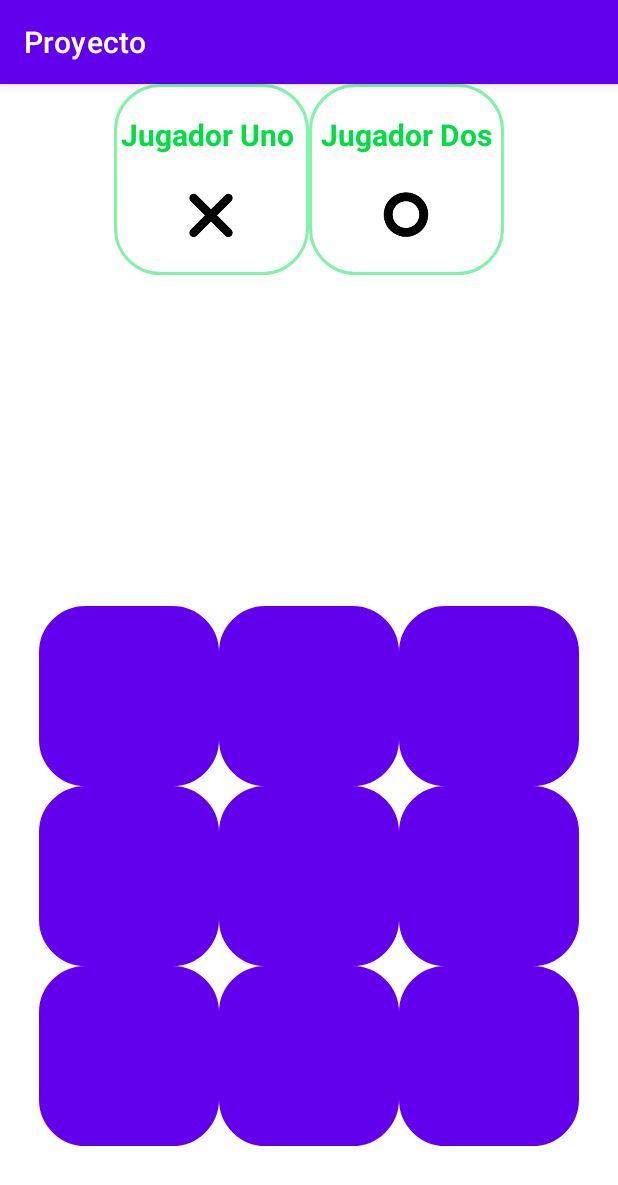
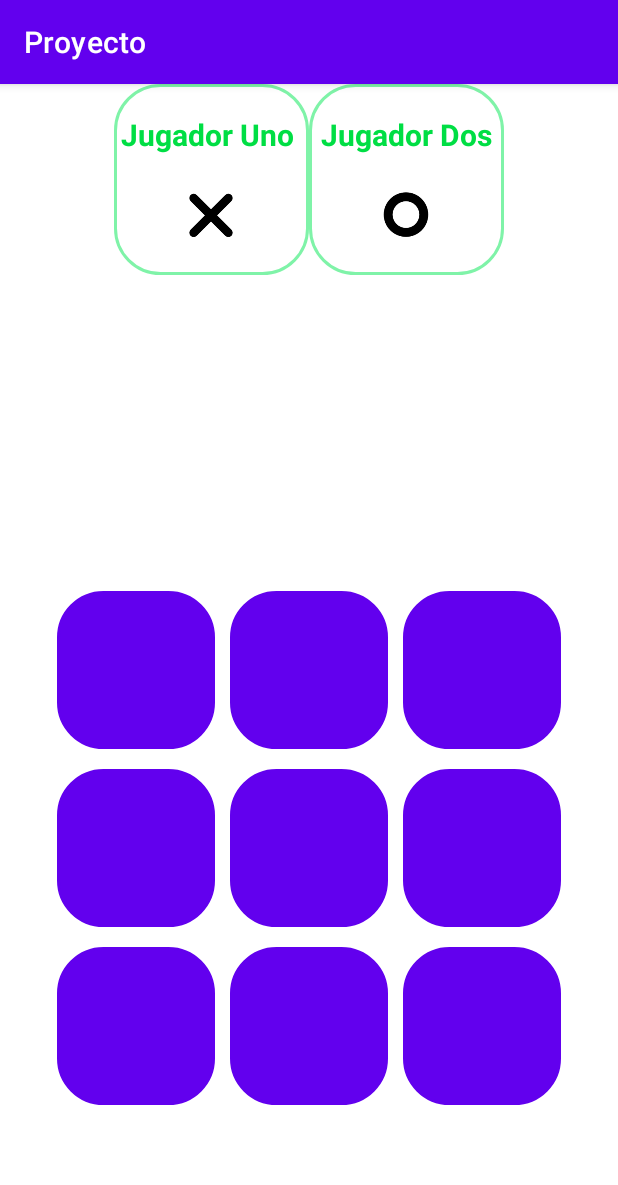
Before and after one commit to pris1998/Proyecto_Final_FCT, an Android app: the TresEnRayaActivity screen opened directly, with no data from a screen before it, on a phone screen of 412 x 824 dp. Shown: the top 1185 px of the screen. Run offline under Robolectric (Android 15) with nearby library versions, the phone set to English and light mode, and no system bars; libraries missing offline, so code that uses them is left out: org.checkerframework.common.

Commit message:
Juego Adivina el número (mensajes)

```diff
--- a/app/src/main/AndroidManifest.xml
+++ b/app/src/main/AndroidManifest.xml
@@ -14,6 +14,13 @@
         android:supportsRtl="true"
         android:theme="@style/Theme.Proyecto"
         tools:targetApi="31">
+        <activity
+            android:name=".activities.minigames.AdivinaNumberActivity"
+            android:exported="false">
+            <meta-data
+                android:name="android.app.lib_name"
+                android:value="" />
+        </activity>
         <activity
             android:name=".activities.doctores.DietaActivity"
             android:exported="false">
--- a/app/src/main/java/com/example/proyecto/activities/PacienteActivity.java
+++ b/app/src/main/java/com/example/proyecto/activities/PacienteActivity.java
@@ -9,6 +9,7 @@ import android.os.Bundle;
 import android.view.View;
 
 import com.example.proyecto.R;
+import com.example.proyecto.activities.minigames.AdivinaNumberActivity;
 import com.example.proyecto.activities.minigames.MemoryActivity;
 import com.example.proyecto.activities.minigames.TresEnRayaActivity;
 
@@ -71,7 +72,8 @@ public class PacienteActivity extends AppCompatActivity {
         adivina_numCard.setOnClickListener(new View.OnClickListener() {
             @Override
             public void onClick(View v) {
-
+                Intent intent = new Intent(PacienteActivity.this, AdivinaNumberActivity.class);
+                startActivity(intent);
             }
         });
 
--- a/app/src/main/res/layout/activity_tres_en_raya.xml
+++ b/app/src/main/res/layout/activity_tres_en_raya.xml
@@ -83,16 +83,16 @@
         android:layout_alignParentBottom="true"
         android:layout_marginStart="10dp"
         android:layout_marginEnd="10dp"
-        android:layout_marginBottom="50dp"
+        android:layout_marginBottom="80dp"
         android:orientation="vertical">
 
         <TableLayout
             android:layout_width="match_parent"
             android:layout_height="wrap_content"
-            android:padding="10dp"
+            android:padding="3dp"
             android:orientation="horizontal"
             android:weightSum="3"
-            android:layout_marginTop="50dp">
+            android:layout_marginTop="60dp">
 
             <!--Fila 1 -->
             <TableRow
@@ -102,24 +102,34 @@
 
                 <Button
                     android:id="@+id/btn00"
-                    android:layout_width="120dp"
-                    android:layout_height="120dp"
+                    android:layout_width="105dp"
+                    android:layout_height="105dp"
+                    android:layout_marginBottom="5dp"
+                    android:layout_marginTop="8dp"
+                    android:layout_marginLeft="6dp"
                     android:layout_column="0"
                     android:background="@drawable/lavender_border"
                     android:onClick="ponerFicha" />
 
                 <Button
                     android:id="@+id/btn01"
-                    android:layout_width="120dp"
-                    android:layout_height="120dp"
+                    android:layout_width="105dp"
+                    android:layout_height="105dp"
+                    android:layout_marginLeft="10dp"
+                    android:layout_marginBottom="5dp"
+                    android:layout_marginTop="8dp"
                     android:layout_column="1"
                     android:background="@drawable/lavender_border"
                     android:onClick="ponerFicha" />
 
                 <Button
                     android:id="@+id/btn02"
-                    android:layout_width="120dp"
-                    android:layout_height="120dp"
+                    android:layout_width="105dp"
+                    android:layout_height="105dp"
+                    android:layout_marginLeft="10dp"
+                    android:layout_marginBottom="5dp"
+                    android:layout_marginRight="6dp"
+                    android:layout_marginTop="8dp"
                     android:layout_column="2"
                     android:background="@drawable/lavender_border"
                     android:onClick="ponerFicha" />
@@ -134,24 +144,34 @@
 
                 <Button
                     android:id="@+id/btn03"
-                    android:layout_width="120dp"
-                    android:layout_height="120dp"
+                    android:layout_width="105dp"
+                    android:layout_height="105dp"
+                    android:layout_marginTop="8dp"
+                    android:layout_marginBottom="5dp"
+                    android:layout_marginLeft="6dp"
                     android:layout_column="0"
                     android:background="@drawable/lavender_border"
                     android:onClick="ponerFicha" />
 
                 <Button
                     android:id="@+id/btn04"
-                    android:layout_width="120dp"
-                    android:layout_height="120dp"
+                    android:layout_width="105dp"
+                    android:layout_height="105dp"
+                    android:layout_marginLeft="10dp"
+                    android:layout_marginBottom="5dp"
+                    android:layout_marginTop="8dp"
                     android:layout_column="1"
                     android:background="@drawable/lavender_border"
                     android:onClick="ponerFicha" />
 
                 <Button
                     android:id="@+id/btn05"
-                    android:layout_width="120dp"
-                    android:layout_height="120dp"
+                    android:layout_width="105dp"
+                    android:layout_height="105dp"
+                    android:layout_marginLeft="10dp"
+                    android:layout_marginTop="8dp"
+                    android:layout_marginRight="6dp"
+                    android:layout_marginBottom="5dp"
                     android:layout_column="2"
                     android:background="@drawable/lavender_border"
                     android:onClick="ponerFicha" />
@@ -166,25 +186,36 @@
 
                 <Button
                     android:id="@+id/btn06"
-                    android:layout_width="120dp"
-                    android:layout_height="120dp"
+                    android:layout_width="105dp"
+                    android:layout_height="105dp"
+                    android:layout_marginTop="8dp"
+                    android:layout_marginBottom="5dp"
+                    android:layout_marginLeft="6dp"
                     android:layout_column="0"
                     android:background="@drawable/lavender_border"
                     android:onClick="ponerFicha" />
 
                 <Button
                     android:id="@+id/btn07"
-                    android:layout_width="120dp"
-                    android:layout_height="120dp"
+                    android:layout_width="105dp"
+                    android:layout_height="105dp"
+                    android:layout_marginLeft="10dp"
+                    android:layout_marginTop="8dp"
+                    android:layout_marginBottom="5dp"
                     android:layout_column="1"
                     android:background="@drawable/lavender_border"
                     android:onClick="ponerFicha" />
 
                 <Button
                     android:id="@+id/btn08"
-                    android:layout_width="120dp"
-                    android:layout_height="120dp"
+                    android:layout_width="105dp"
+                    android:layout_height="105dp"
+                    android:layout_marginLeft="10dp"
+                    android:layout_marginTop="8dp"
+                    android:layout_marginBottom="5dp"
+                    android:layout_marginRight="6dp"
                     android:layout_column="2"
+
                     android:background="@drawable/lavender_border"
                     android:onClick="ponerFicha" />
 
```
